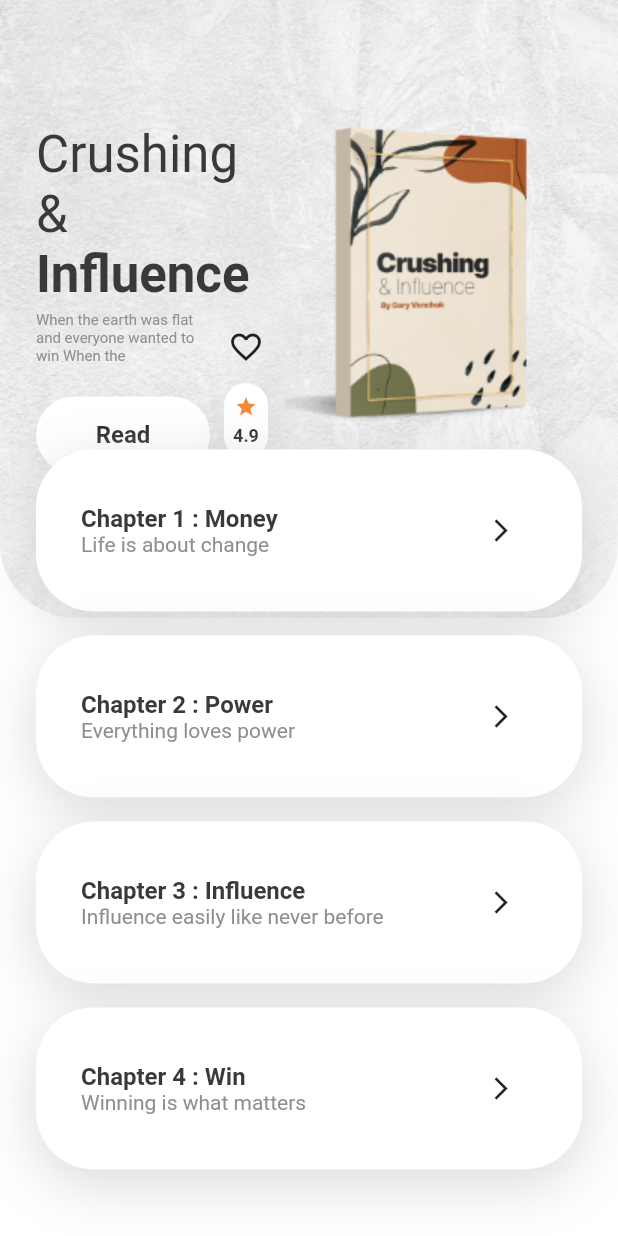
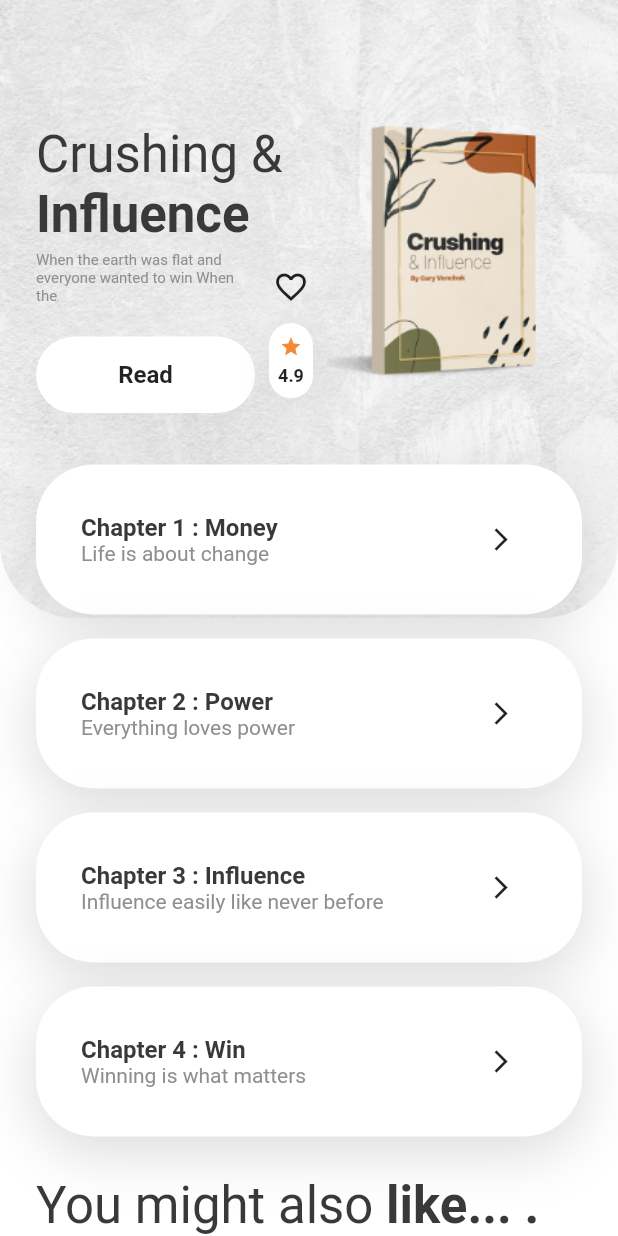
Before and after one commit to gisunglee/ebook_app_flutter_gogo, a Flutter app: the DetailScreen screen opened directly, on a phone screen of 412 x 824 dp. Run offline on Flutter 3.47's test engine with Material 2 defaults, Android fonts, the phone set to English and light mode, and no system bars.

Commit message:
'company'

```diff
--- a/lib/main.dart
+++ b/lib/main.dart
@@ -24,8 +24,6 @@ class MyApp extends StatelessWidget {
     );
   }
 }
-
-
 
 class WelcomeScreen extends StatelessWidget {
   @override
--- a/lib/screens/details_screen.dart
+++ b/lib/screens/details_screen.dart
@@ -14,6 +14,7 @@ class DetailScreen extends StatelessWidget {
     return Scaffold(
       body: SingleChildScrollView(
         child: Column(
+          crossAxisAlignment: CrossAxisAlignment.start,
           children: <Widget>[
             Stack(
               alignment: Alignment.topCenter,
@@ -41,9 +42,11 @@ class DetailScreen extends StatelessWidget {
                     ),
                   ),
                 ),
+                SizedBox(height: 10,),
                 Padding(
-                  padding: EdgeInsets.only(top: size.height * .4 - 30),
+                  padding: EdgeInsets.only(top: size.height * .4 - 20),
                   child: Column(
+                    crossAxisAlignment: CrossAxisAlignment.start,
                     children: <Widget>[
                       ChapterCard(
                         name: "Money",
@@ -69,13 +72,34 @@ class DetailScreen extends StatelessWidget {
                         tag: "Winning is what matters",
                         press: () {},
                       ),
-                      SizedBox(height: 10,),
+                      SizedBox(
+                        height: 10,
+                      ),
                     ],
                   ),
                 ),
               ],
             ),
-
+            Padding(
+              padding: EdgeInsets.only(left: 24, right: 24, top: 0, bottom: 50),
+              child: Column(
+                crossAxisAlignment: CrossAxisAlignment.start,
+                children: <Widget>[
+                  RichText(
+                    text: TextSpan(
+                      style: Theme.of(context).textTheme.display1,
+                      children: [
+                        TextSpan(text: "You might also "),
+                        TextSpan(
+                          text: "like... .",
+                          style: TextStyle(fontWeight: FontWeight.bold),
+                        ),
+                      ],
+                    ),
+                  )
+                ],
+              ),
+            ),
           ],
         ),
       ),
@@ -104,6 +128,7 @@ class ChapterCard extends StatelessWidget {
       padding: EdgeInsets.symmetric(vertical: 30.0, horizontal: 30),
       margin: EdgeInsets.only(bottom: 16),
       width: size.width - 48,
+      height: 100,
       decoration: BoxDecoration(
         color: Colors.white,
         borderRadius: BorderRadius.circular(38.5),
@@ -165,11 +190,11 @@ class BookInfo extends StatelessWidget {
             children: <Widget>[
               Text(
                 "Crushing &",
-                style: Theme.of(context).textTheme.display1,
+                style: Theme.of(context).textTheme.headline4,
               ),
               Text(
                 "Influence",
-                style: Theme.of(context).textTheme.display1.copyWith(
+                style: Theme.of(context).textTheme.headline4.copyWith(
                       fontWeight: FontWeight.bold,
                     ),
               ),
@@ -218,7 +243,7 @@ class BookInfo extends StatelessWidget {
         ),
         Image.asset(
           "assets/images/book-1.png",
-          height: 200,
+          height: 170,
         ),
       ],
     );
```
